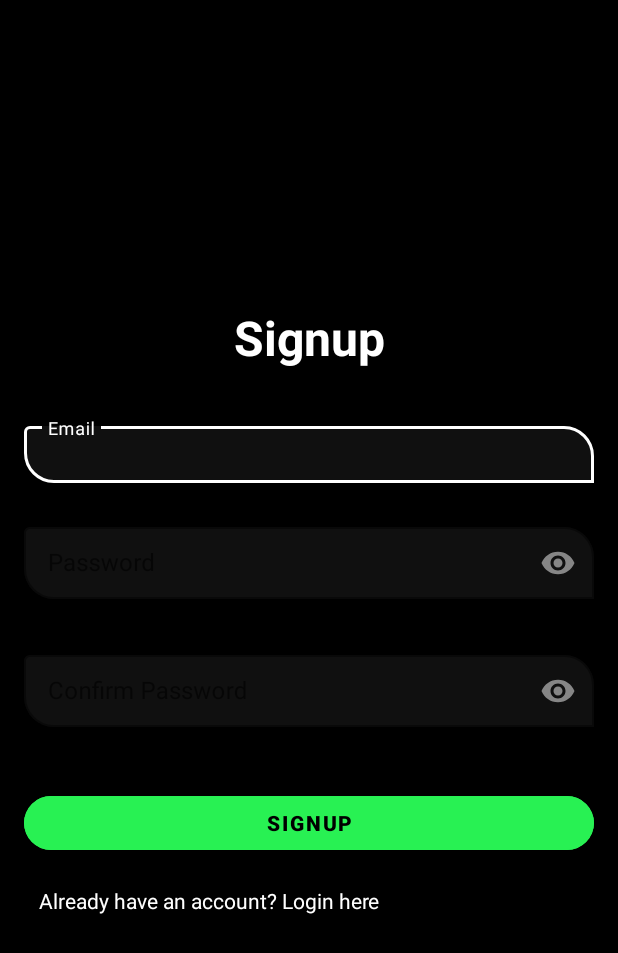
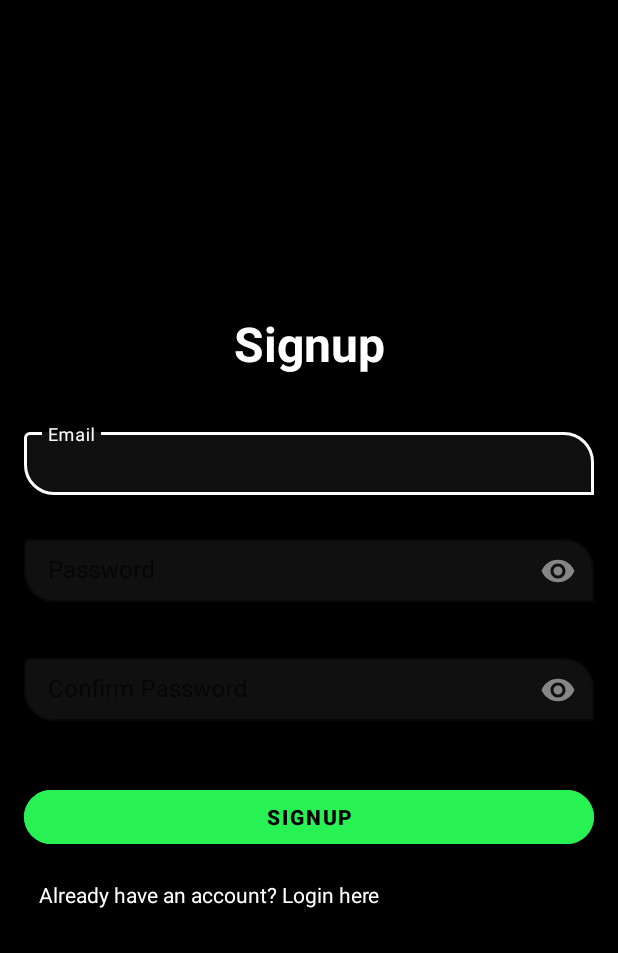
Before and after one commit to BlindMetropolis35/Pet_Care_App_20, an Android app built with Jetpack Compose: the RegisterActivity screen opened directly, with no data from a screen before it, on a phone screen of 412 x 824 dp. Shown: the top 953 px of the screen. Run offline under Robolectric (Android 15) with nearby library versions, the phone set to English and light mode, and no system bars; our stand-ins replace Firebase (no records; nobody signed in at launch, a user with empty details on screens opened directly).

Commit message:
Just updated!!
Signed-off-by: BlindMetropolis35 <pawann12095@gmail.com>

```diff
--- a/app/build.gradle.kts
+++ b/app/build.gradle.kts
@@ -108,4 +108,5 @@ dependencies {
     implementation("com.squareup.retrofit2:converter-gson:2.9.0")
     implementation("com.github.bumptech.glide:glide:4.16.0")
     implementation("com.github.ZEGOCLOUD:zego_uikit_prebuilt_call_android:2.12.3")
+    implementation("com.google.android.gms:play-services-auth:20.3.0")
 }
--- a/app/src/main/java/com/example/petcareapp20/ForgotPassword.kt
+++ b/app/src/main/java/com/example/petcareapp20/ForgotPassword.kt
@@ -2,6 +2,8 @@ package com.example.petcareapp20
 
 import android.content.Intent
 import android.os.Bundle
+import android.text.Editable
+import android.util.Log
 import android.widget.Button
 import android.widget.EditText
 import android.widget.ImageView
@@ -24,6 +26,10 @@ class ForgotPassword : AppCompatActivity() {
         setContentView(R.layout.activity_forgot_password)
 
         firebaseAuth= FirebaseAuth.getInstance()
+
+        val emailfromlogin=intent.getStringExtra("emailForgot")
+        val email = findViewById<EditText>(R.id.editEmailReset)
+        email.setText(emailfromlogin)
 
         val backResettoLogin=findViewById<ImageView>(R.id.backResettoLogin)
         backResettoLogin.setOnClickListener{
--- a/app/src/main/java/com/example/petcareapp20/RegisterActivity.kt
+++ b/app/src/main/java/com/example/petcareapp20/RegisterActivity.kt
@@ -25,10 +25,15 @@ class RegisterActivity : AppCompatActivity() {
 
         firebaseAuth= FirebaseAuth.getInstance()
 
+        val emailToReg=intent.getStringExtra("emailToReg")
+        val email = findViewById<EditText>(R.id.editEmail)
+        email.setText(emailToReg)
+
         val btnSignup=findViewById<MaterialButton>(R.id.btnSignup)
         btnSignup.setOnClickListener{
             signup()
         }
+
         val btnsigntologin=findViewById<TextView>(R.id.textViewLogin)
         btnsigntologin.setOnClickListener{
             val intent= Intent(this,LoginActivity::class.java)
--- a/app/src/main/res/layout/activity_login.xml
+++ b/app/src/main/res/layout/activity_login.xml
@@ -39,7 +39,7 @@
         <com.google.android.material.textfield.TextInputEditText
             android:id="@+id/editEmail"
             android:layout_width="match_parent"
-            android:layout_height="wrap_content"
+            android:layout_height="42dp"
             android:hint="Email"
             android:padding="8dp"
             android:textColor="@color/white"
@@ -68,7 +68,7 @@
         <com.google.android.material.textfield.TextInputEditText
             android:id="@+id/editPassword"
             android:layout_width="match_parent"
-            android:layout_height="wrap_content"
+            android:layout_height="42dp"
             android:hint="Password"
             android:padding="8dp"
             android:inputType="textPassword"
--- a/app/src/main/res/layout/activity_register.xml
+++ b/app/src/main/res/layout/activity_register.xml
@@ -40,7 +40,7 @@
         <com.google.android.material.textfield.TextInputEditText
             android:id="@+id/editEmail"
             android:layout_width="match_parent"
-            android:layout_height="wrap_content"
+            android:layout_height="42dp"
             android:hint="Email"
             android:textColor="@color/white"
             android:inputType="textEmailAddress"
@@ -68,7 +68,7 @@
         <com.google.android.material.textfield.TextInputEditText
             android:id="@+id/editPassword"
             android:layout_width="match_parent"
-            android:layout_height="wrap_content"
+            android:layout_height="42dp"
             android:hint="Password"
             android:textColorHint="@color/lightGray"
             android:inputType="textPassword"
@@ -97,7 +97,7 @@
         <com.google.android.material.textfield.TextInputEditText
             android:id="@+id/editConfirmPassword"
             android:layout_width="match_parent"
-            android:layout_height="wrap_content"
+            android:layout_height="42dp"
             android:hint="Confirm Password"
             android:textColorHint="@color/white"
             android:inputType="textPassword"
--- a/app/src/main/res/layout/fragment_personal.xml
+++ b/app/src/main/res/layout/fragment_personal.xml
@@ -184,6 +184,7 @@
         </LinearLayout>
 
         <LinearLayout
+            android:id="@+id/logout_here"
             android:layout_width="match_parent"
             android:layout_height="wrap_content"
             android:background="@color/lightGray"
```
Also changed, not shown: app/src/main/java/com/example/petcareapp20/LoginActivity.kt (+24 -20 lines), app/src/main/java/com/example/petcareapp20/mainhome/ui/personal/PersonalFragment.kt (+21 -1 lines).
